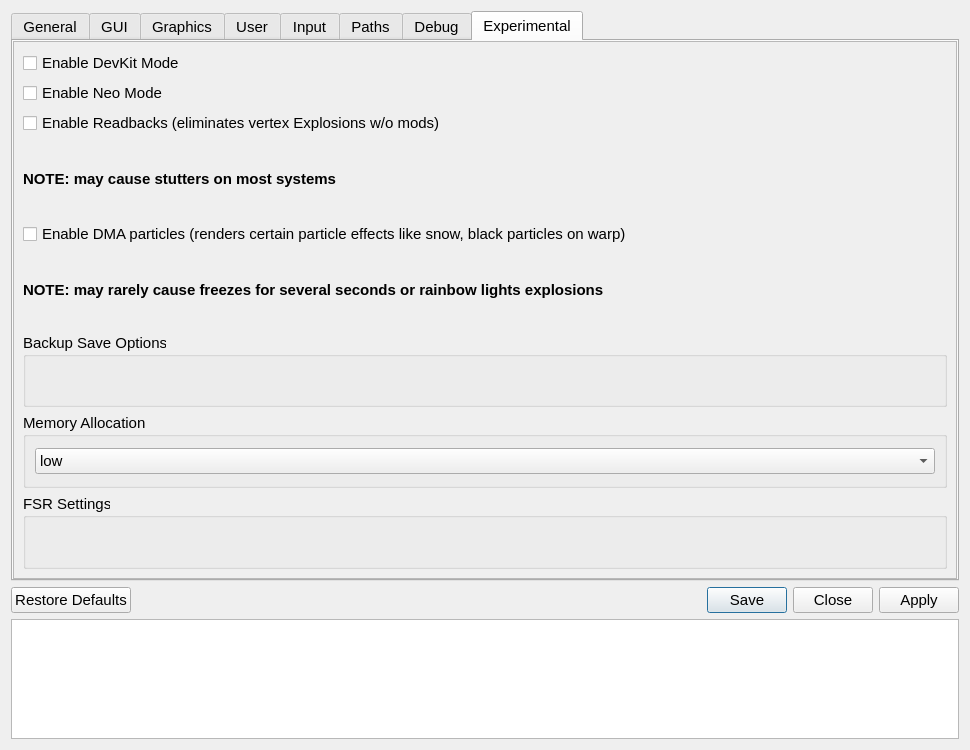
This is src/qt_gui/settings_dialog.ui in diegolix29/shadPS4 as Qt 5 draws it before an edit. The edited form follows.
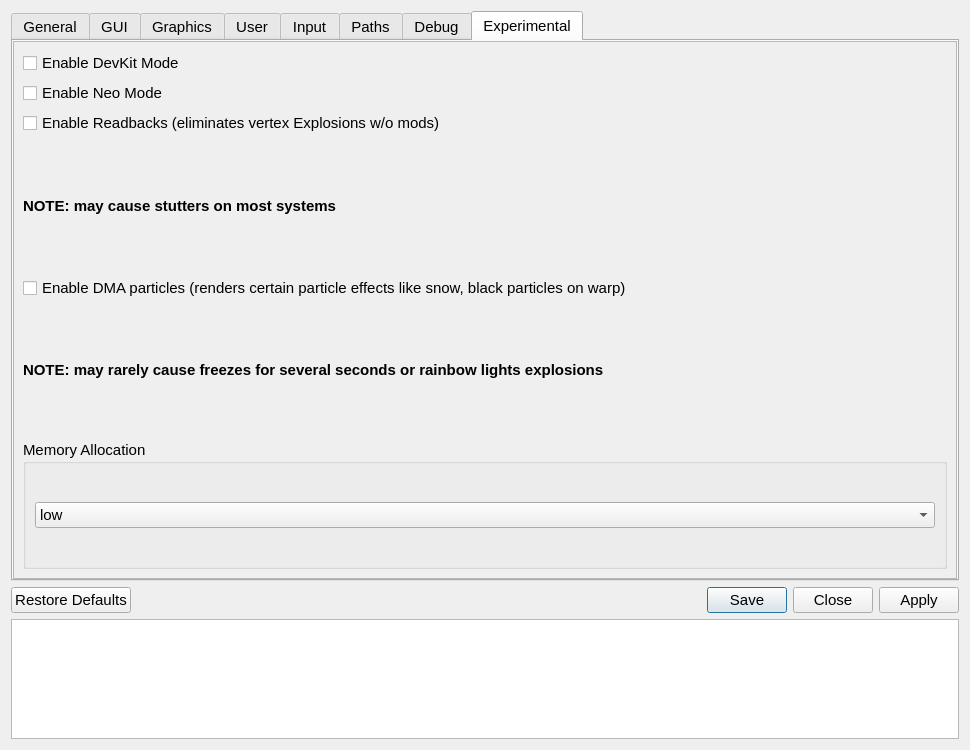
This is the edited form. Icons and pictures are not drawn.

What changed in the file:
```diff
--- a/src/qt_gui/settings_dialog.ui
+++ b/src/qt_gui/settings_dialog.ui
@@ -2267,14 +2267,6 @@
             </widget>
           </item>
 
-          <item>
-            <widget class="QGroupBox" name="groupBox">
-              <property name="title">
-                <string>Backup Save Options</string>
-              </property>
-            </widget>
-          </item>
-
           <item>
             <widget class="QGroupBox" name="groupBox_2">
               <property name="title">
@@ -2316,14 +2308,6 @@
             </widget>
           </item>
 
-          <item>
-            <widget class="QGroupBox" name="groupBox_3">
-              <property name="title">
-                <string>FSR Settings</string>
-              </property>
-            </widget>
-          </item>
-
         </layout>
       </widget>
     </widget>
```
Left out of the diff: 3 changed lines with no effect on the pictures.
